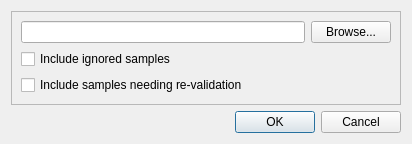
First picture: the form in resources/ui/export_dialog.ui, repository antolu/aisi-joints, before the edit.
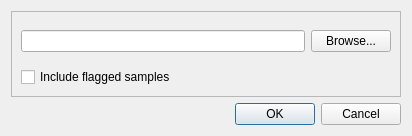
Second picture: the form after the edit.

Commit message: remove ignore and validate actions from UI, replace with flag

What changed in the file:
```diff
--- a/resources/ui/export_dialog.ui
+++ b/resources/ui/export_dialog.ui
@@ -60,14 +60,7 @@
       <item>
        <widget class="QCheckBox" name="checkIgnore">
         <property name="text">
-         <string>Include ignored samples</string>
-        </property>
-       </widget>
-      </item>
-      <item>
-       <widget class="QCheckBox" name="checkValidate">
-        <property name="text">
-         <string>Include samples needing re-validation</string>
+         <string>Include flagged samples</string>
         </property>
        </widget>
       </item>
```
Left out of the diff: 2 changed lines with no effect on the pictures. The commit also changes 7 other files.
